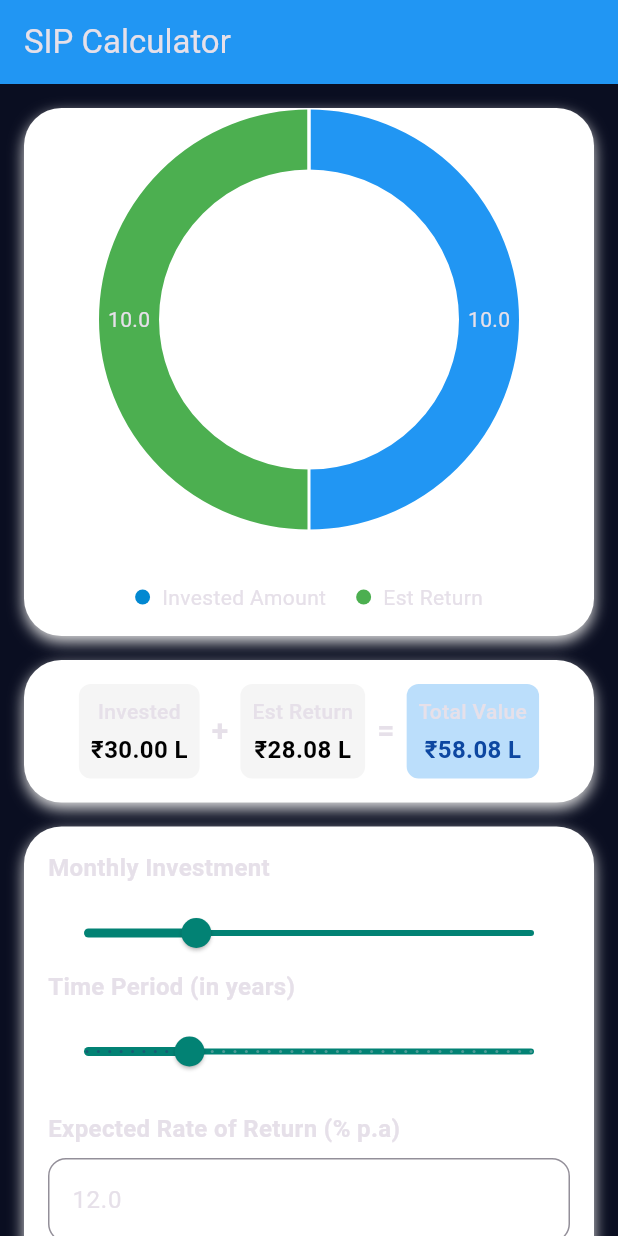
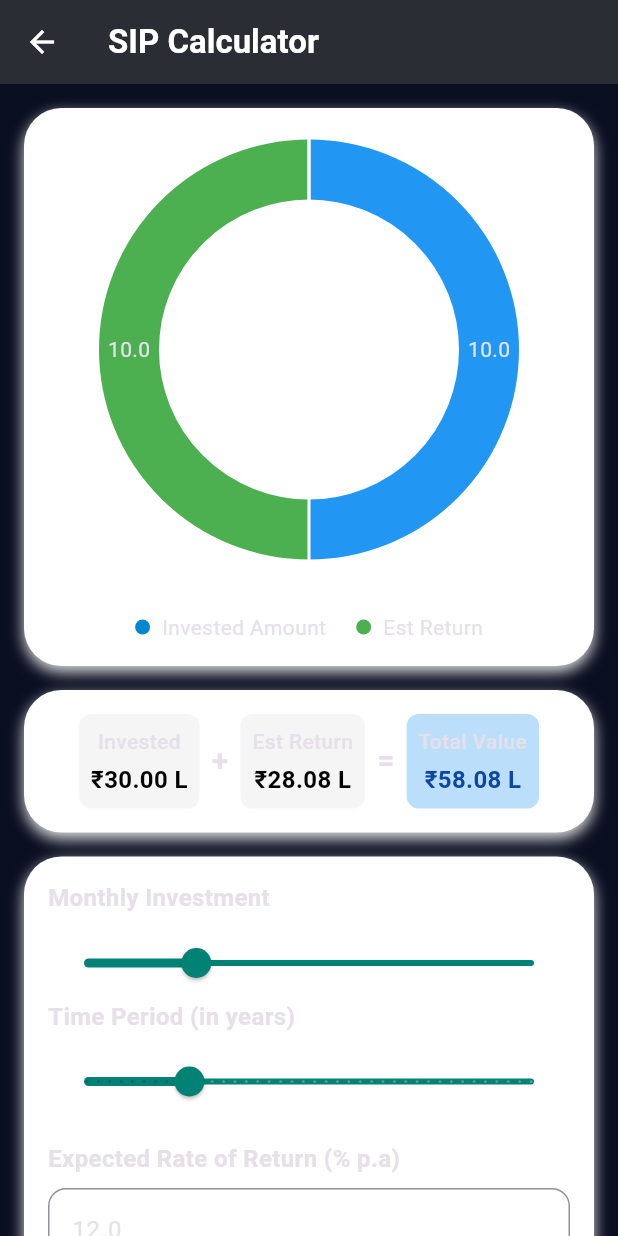
Before and after one commit to Paul-sharon/Funds-Genie, a Flutter app: the SIPCalculatorScreen screen opened directly, on a phone screen of 412 x 824 dp. Run offline on Flutter 3.47's test engine with Material 3 defaults, Android fonts, the phone set to English and light mode, and no system bars; drawn by our look-alikes of fl_chart.

Commit message:
SIP Calculator & App Bar Final edit

```diff
--- a/lib/More/SIPCalculator.dart
+++ b/lib/More/SIPCalculator.dart
@@ -16,8 +16,19 @@ class SIPCalculatorScreen extends StatelessWidget {
   Widget build(BuildContext context) {
     return Scaffold(
       appBar: AppBar(
-        title: const Text('SIP Calculator'),
-        backgroundColor: Colors.blue,
+        backgroundColor: Color(0xFF2A2E34), // Black app bar background
+        leading: IconButton(
+          icon: const Icon(Icons.arrow_back, color: Colors.white),
+          onPressed: () {
+            // Handle back navigation
+            Navigator.pop(context);
+          },
+        ),
+        title: const Text(
+          'SIP Calculator',
+          style: TextStyle(color: Colors.white,
+              fontWeight: FontWeight.bold),
+        ),
       ),
       body: SingleChildScrollView(
         padding: const EdgeInsets.all(16.0),
@@ -26,6 +37,7 @@ class SIPCalculatorScreen extends StatelessWidget {
             _buildContainer(
               child: Column(
                 children: [
+                  const SizedBox(height: 20),
                   SizedBox(
                     height: 250,
                     child: PieChart(
```
